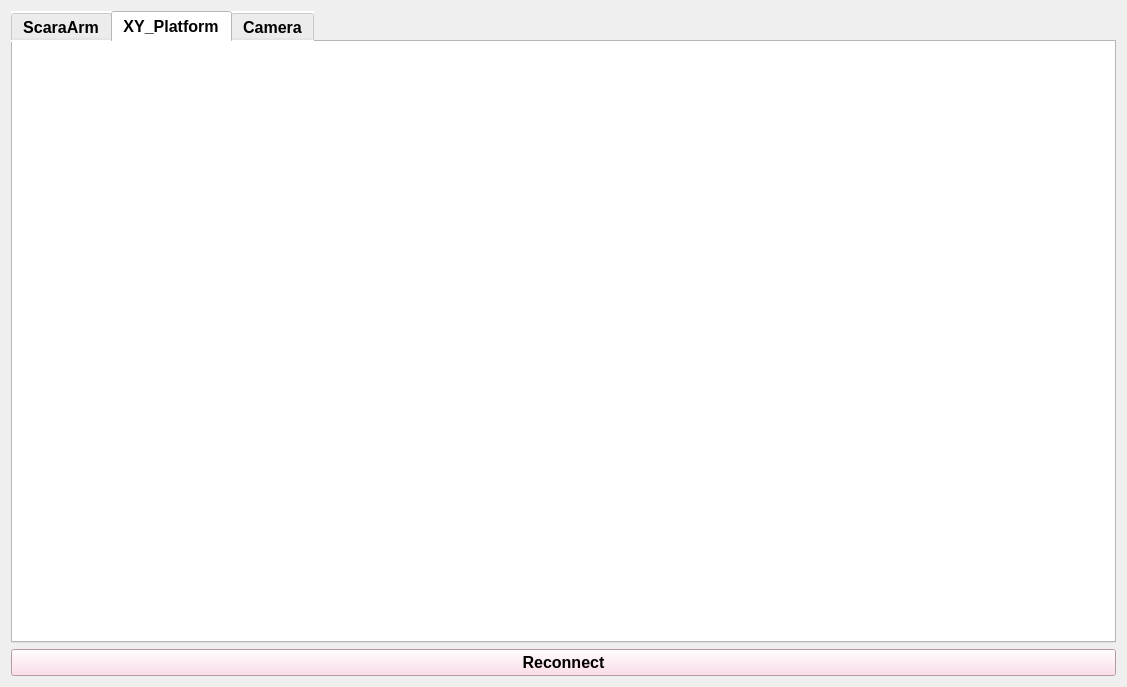
Before: the Qt Designer form src/Gui/ui/Form_Scara.ui in aiRobots-athome/Joy, drawn with Qt 5.
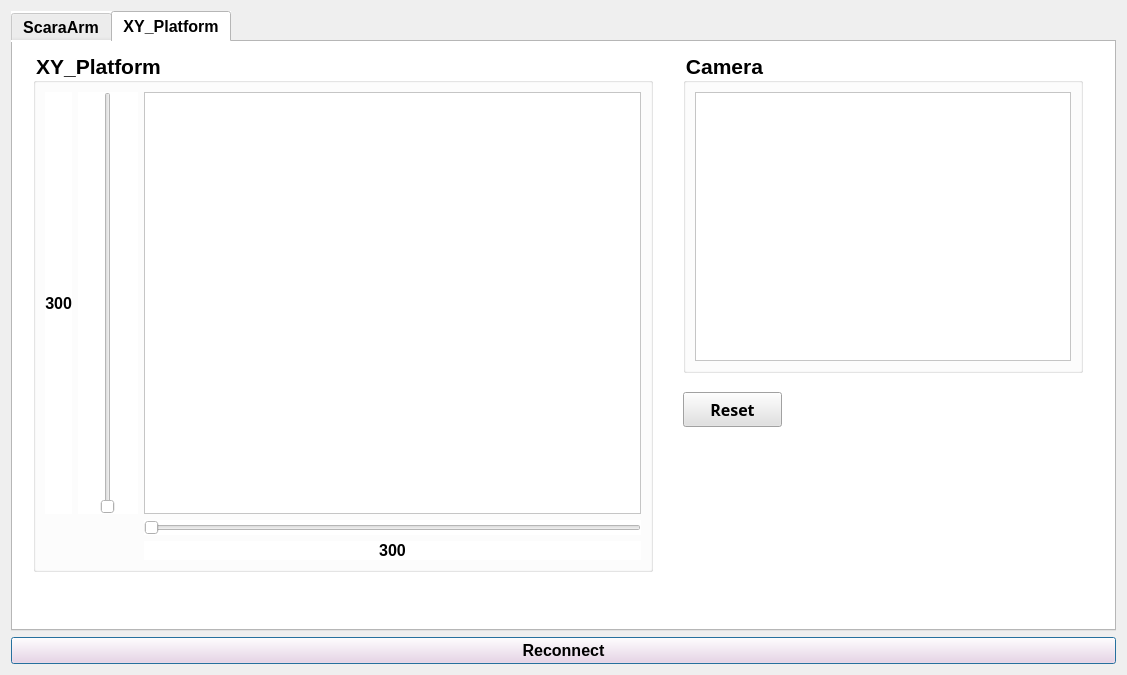
After: the same form once the commit is applied. The open tabs and pages were chosen to show the change.

Commit message: update XY_Platform

What changed in the file:
```diff
--- a/src/Gui/ui/Form_Scara.ui
+++ b/src/Gui/ui/Form_Scara.ui
@@ -7,7 +7,7 @@
     <x>0</x>
     <y>0</y>
     <width>1127</width>
-    <height>687</height>
+    <height>675</height>
    </rect>
   </property>
   <property name="font">
@@ -19,6 +19,23 @@
    <string>Scara</string>
   </property>
   <layout class="QGridLayout" name="gridLayout">
+   <item row="2" column="0">
+    <widget class="QPushButton" name="Scara_btn_Reconnect">
+     <property name="font">
+      <font>
+       <pointsize>12</pointsize>
+       <weight>75</weight>
+       <bold>true</bold>
+      </font>
+     </property>
+     <property name="styleSheet">
+      <string notr="true">background-color: rgb(255, 212, 229)</string>
+     </property>
+     <property name="text">
+      <string>Reconnect</string>
+     </property>
+    </widget>
+   </item>
    <item row="1" column="0">
     <widget class="QTabWidget" name="Correction">
      <property name="font">
@@ -35,7 +52,7 @@
       <string notr="true">background-color:rgb(255, 255, 255);</string>
      </property>
      <property name="currentIndex">
-      <number>0</number>
+      <number>1</number>
      </property>
      <widget class="QWidget" name="Tab_ScaraArm">
       <attribute name="title">
@@ -1594,29 +1611,162 @@
       <attribute name="title">
        <string>XY_Platform</string>
       </attribute>
+      <widget class="QGroupBox" name="groupBox_4">
+       <property name="geometry">
+        <rect>
+         <x>20</x>
+         <y>10</y>
+         <width>620</width>
+         <height>520</height>
+        </rect>
+       </property>
+       <property name="font">
+        <font>
+         <pointsize>16</pointsize>
+         <weight>75</weight>
+         <bold>true</bold>
+        </font>
+       </property>
+       <property name="title">
+        <string>XY_Platform</string>
+       </property>
+       <layout class="QGridLayout" name="gridLayout_5">
+        <item row="1" column="2">
+         <widget class="QSlider" name="XYPlatform_slider_X">
+          <property name="minimumSize">
+           <size>
+            <width>0</width>
+            <height>0</height>
+           </size>
+          </property>
+          <property name="autoFillBackground">
+           <bool>false</bool>
+          </property>
+          <property name="styleSheet">
+           <string notr="true"/>
+          </property>
+          <property name="maximum">
+           <number>300</number>
+          </property>
+          <property name="orientation">
+           <enum>Qt::Horizontal</enum>
+          </property>
+          <property name="tickPosition">
+           <enum>QSlider::NoTicks</enum>
+          </property>
+         </widget>
+        </item>
+        <item row="0" column="2">
+         <widget class="QGraphicsView" name="graphicsView"/>
+        </item>
+        <item row="0" column="1">
+         <widget class="QSlider" name="XYPlatform_slider_Y">
+          <property name="minimumSize">
+           <size>
+            <width>60</width>
+            <height>0</height>
+           </size>
+          </property>
+          <property name="maximumSize">
+           <size>
+            <width>60</width>
+            <height>16777215</height>
+           </size>
+          </property>
+          <property name="maximum">
+           <number>300</number>
+          </property>
+          <property name="orientation">
+           <enum>Qt::Vertical</enum>
+          </property>
+         </widget>
+        </item>
+        <item row="2" column="2">
+         <widget class="QLabel" name="XYPlatform_label_X">
+          <property name="font">
+           <font>
+            <pointsize>12</pointsize>
+            <weight>75</weight>
+            <bold>true</bold>
+           </font>
+          </property>
+          <property name="text">
+           <string>300</string>
+          </property>
+          <property name="alignment">
+           <set>Qt::AlignCenter</set>
+          </property>
+         </widget>
+        </item>
+        <item row="0" column="0">
+         <widget class="QLabel" name="XYPlatform_label_Y">
+          <property name="font">
+           <font>
+            <pointsize>12</pointsize>
+            <weight>75</weight>
+            <bold>true</bold>
+           </font>
+          </property>
+          <property name="text">
+           <string>300</string>
+          </property>
+          <property name="alignment">
+           <set>Qt::AlignRight|Qt::AlignTrailing|Qt::AlignVCenter</set>
+          </property>
+         </widget>
+        </item>
+       </layout>
+      </widget>
+      <widget class="QGroupBox" name="groupBox_5">
+       <property name="geometry">
+        <rect>
+         <x>670</x>
+         <y>10</y>
+         <width>400</width>
+         <height>321</height>
+        </rect>
+       </property>
+       <property name="font">
+        <font>
+         <pointsize>16</pointsize>
+         <weight>75</weight>
+         <bold>true</bold>
+        </font>
+       </property>
+       <property name="title">
+        <string>Camera</string>
+       </property>
+       <layout class="QGridLayout" name="gridLayout_4">
+        <item row="0" column="0">
+         <widget class="QGraphicsView" name="XYPlatform_graphicsView_Camera"/>
+        </item>
+       </layout>
+      </widget>
+      <widget class="QPushButton" name="XYPlatform_btn_Reset">
+       <property name="geometry">
+        <rect>
+         <x>670</x>
+         <y>350</y>
+         <width>99</width>
+         <height>35</height>
+        </rect>
+       </property>
+       <property name="font">
+        <font>
+         <family>微軟正黑體</family>
+         <pointsize>12</pointsize>
+         <weight>75</weight>
+         <bold>true</bold>
+        </font>
+       </property>
+       <property name="styleSheet">
+        <string notr="true">background-color: rgb(225, 225, 225);</string>
+       </property>
+       <property name="text">
+        <string>Reset</string>
+       </property>
+      </widget>
      </widget>
-     <widget class="QWidget" name="Tab_Camera">
-      <attribute name="title">
-       <string>Camera</string>
-      </attribute>
-     </widget>
-    </widget>
-   </item>
-   <item row="2" column="0">
-    <widget class="QPushButton" name="Scara_btn_Reconnect">
-     <property name="font">
-      <font>
-       <pointsize>12</pointsize>
-       <weight>75</weight>
-       <bold>true</bold>
-      </font>
-     </property>
-     <property name="styleSheet">
-      <string notr="true">background-color: rgb(255, 212, 229)</string>
-     </property>
-     <property name="text">
-      <string>Reconnect</string>
-     </property>
     </widget>
    </item>
   </layout>
```
The commit also changes 13 other files.
